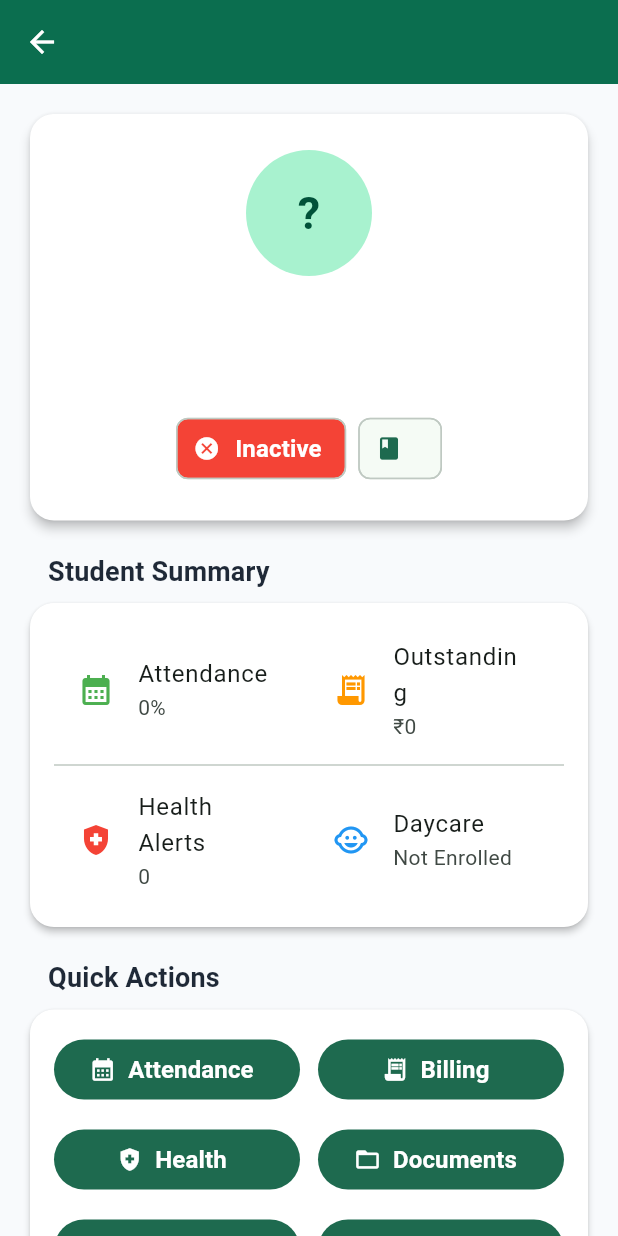
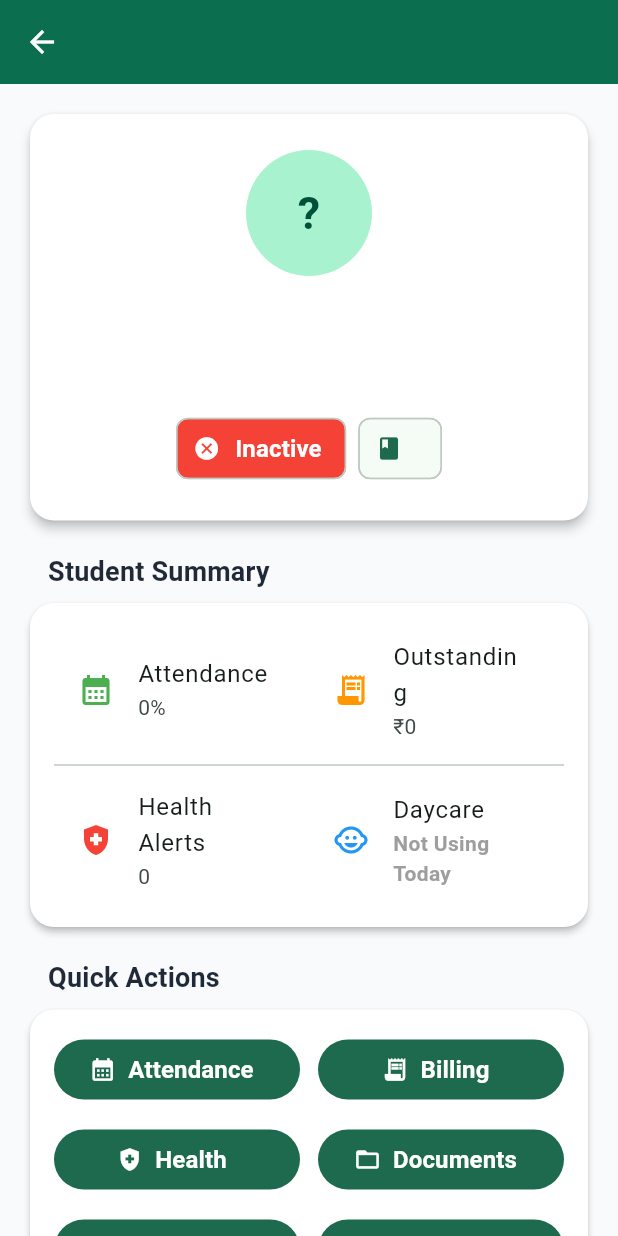
Before and after one commit to bhagwatgouri-beep/cubs_corner_connect, a Flutter app: the StudentProfileScreen screen opened directly with empty values, on a phone screen of 412 x 824 dp. Run offline on Flutter 3.47's test engine with Material 3 defaults, Android fonts, the phone set to English and light mode, and no system bars; our stand-ins replace cloud_firestore, firebase_auth, firebase_core, image_picker; accounts and stored records are empty.

Commit message:
Show live daycare status on student profile

```diff
--- a/lib/features/admin/students/student_profile_screen.dart
+++ b/lib/features/admin/students/student_profile_screen.dart
@@ -1,5 +1,5 @@
 import 'package:flutter/material.dart';
-
+import '../../../repositories/daycare_repository.dart';
 import '../../../models/parent.dart';
 import '../../../models/student.dart';
 import '../../../repositories/billing_repository.dart';
@@ -149,6 +149,49 @@ int _attendancePercentage() {
   return ((present / attendance.length) * 100).round();
 }
 
+String _daycareStatus() {
+  final record = DaycareRepository.instance
+      .recordForStudentOnDate(
+    _student.id,
+    DateTime.now(),
+  );
+
+  if (record == null) {
+    return 'Not Using Today';
+  }
+
+  if (record.isCheckedIn && !record.isCheckedOut) {
+    return 'Currently Inside';
+  }
+
+  if (record.isCheckedOut) {
+    return 'Checked Out';
+  }
+
+  return 'Not Using Today';
+}
+
+Color _daycareStatusColor() {
+  final record = DaycareRepository.instance
+      .recordForStudentOnDate(
+    _student.id,
+    DateTime.now(),
+  );
+
+  if (record == null) {
+    return Colors.grey;
+  }
+
+  if (record.isCheckedIn && !record.isCheckedOut) {
+    return Colors.green;
+  }
+
+  if (record.isCheckedOut) {
+    return Colors.blue;
+  }
+
+  return Colors.grey;
+}
 @override
 Widget build(BuildContext context) {
 final parent = _parentForStudent();
@@ -379,13 +422,16 @@ Icons
 color:
 Colors.blue,
 ),
-title: const Text(
-'Daycare',
-),
-subtitle:
-const Text(
-'Not Enrolled',
-),
+  title: const Text(
+  'Daycare',
+  ),
+  subtitle: Text(
+  _daycareStatus(),
+  style: TextStyle(
+  color: _daycareStatusColor(),
+  fontWeight: FontWeight.w600,
+  ),
+  ),
 ),
 ),
 ],
```
Also changed, not shown: lib/features/admin/admissions/student_directory_screen.dart (added).
